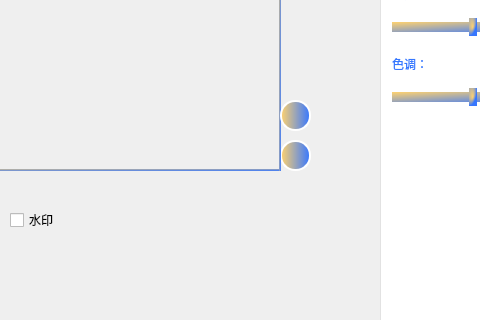
Qt form qt_demo/mainwindow.ui (Signal-groupproject/digital_signal) before a commit; both pictures show x 570 to 1050 and y 280 to 600 of the 1133 by 752 pixel window.
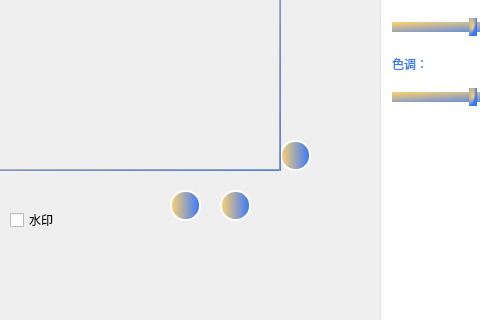
The same form after that commit. Icons and pictures are not drawn.

```diff
--- a/qt_demo/mainwindow.ui
+++ b/qt_demo/mainwindow.ui
@@ -465,8 +465,8 @@
    <widget class="QPushButton" name="Withdraw">
     <property name="geometry">
      <rect>
-      <x>670</x>
-      <y>380</y>
+      <x>560</x>
+      <y>470</y>
       <width>31</width>
       <height>31</height>
      </rect>
@@ -552,6 +552,43 @@
      <string>水印</string>
     </property>
    </widget>
+   <widget class="QPushButton" name="Withdraw_2">
+    <property name="geometry">
+     <rect>
+      <x>610</x>
+      <y>470</y>
+      <width>31</width>
+      <height>31</height>
+     </rect>
+    </property>
+    <property name="styleSheet">
+     <string notr="true">QPushButton {
+    font: 10pt &quot;微软雅黑&quot;;
+    color: #FFFFFF;
+    background: qlineargradient(spread:pad, x1:0, y1:0, x2:1, y2:0, stop:0 #ffd26f, stop:1 #3677ff);
+    border-radius: 15px;
+    border-style: solid;
+    border-width: 2px;
+    padding: 5px;
+}
+
+QPushButton:hover,
+QPushButton:pressed,
+QPushButton:checked {
+    color: #FFFFFF;
+    background: qlineargradient(spread:pad, x1:0, y1:0, x2:1, y2:0, stop:0 #ffd26f, stop:1 #3677ff);
+}
+
+QPushButton:pressed,
+QPushButton:checked {
+    background: qlineargradient(spread:pad, x1:0, y1:0, x2:0, y2:1, stop:0 #ffd26f, stop:1 #3677ff);
+}
+</string>
+    </property>
+    <property name="text">
+     <string/>
+    </property>
+   </widget>
   </widget>
   <widget class="QTabWidget" name="tabWidget">
    <property name="geometry">
```
